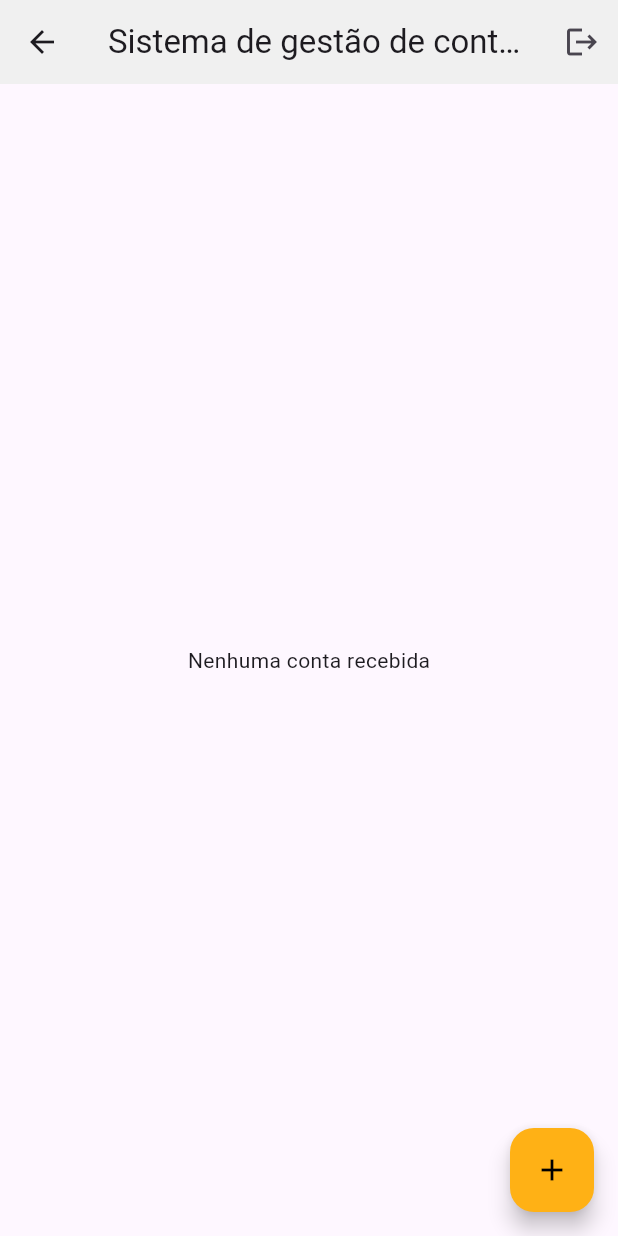
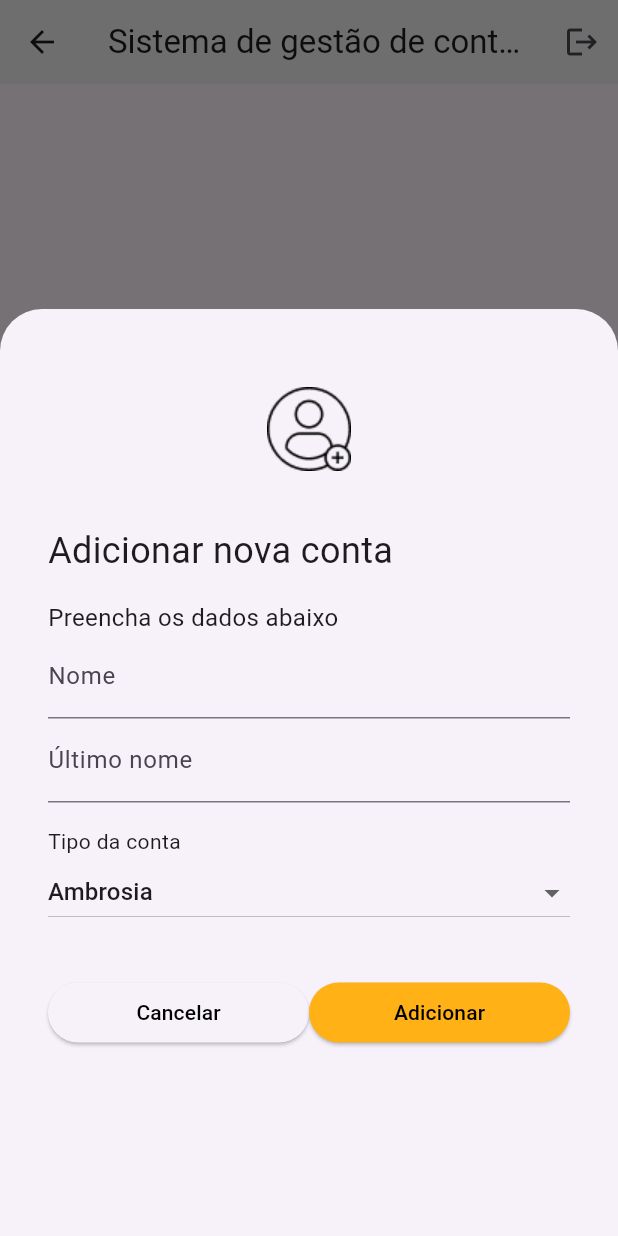
Before and after one commit to FelipeEsteves007/Flutter-AppBank, a Flutter app: the HomeScreen screen opened by its route, after a tap on the "add" icon, on a phone screen of 412 x 824 dp. Run offline on Flutter 3.47's test engine with Material 3 defaults, Android fonts, the phone set to English and light mode, and no system bars; network calls fail.

Commit message:
add modal

```diff
--- a/lib/ui/home_screen.dart
+++ b/lib/ui/home_screen.dart
@@ -3,6 +3,7 @@ import 'package:flutter_bank/models/account.dart';
 import 'package:flutter_bank/services/account_service.dart';
 import 'package:flutter_bank/ui/styles/colors.dart';
 import 'package:flutter_bank/ui/widgets/account_widget.dart';
+import 'package:flutter_bank/ui/widgets/add_account_modal.dart';
 
 class HomeScreen extends StatefulWidget {
   const HomeScreen({super.key});
@@ -35,7 +36,15 @@ class _HomeScreenState extends State<HomeScreen> {
         ],
       ),
       floatingActionButton: FloatingActionButton(
-        onPressed: () {},
+        onPressed: () {
+          showModalBottomSheet(context:
+           context,
+           isScrollControlled: true,
+           builder: (context) {
+            return AddAccountModal();
+          },
+        );
+      },
         backgroundColor: AppColors.orange,
         child:
           Icon(Icons.add, color:
--- /dev/null
+++ b/lib/ui/widgets/add_account_modal.dart
@@ -0,0 +1,163 @@
+import 'package:flutter/material.dart';
+import 'package:flutter_bank/models/account.dart';
+import 'package:flutter_bank/services/account_service.dart';
+import 'package:flutter_bank/ui/styles/colors.dart';
+import 'package:uuid/uuid.dart';
+
+class AddAccountModal extends StatefulWidget {
+  const AddAccountModal({super.key});
+
+  @override
+  State<AddAccountModal> createState() => _AddAccountModalState();
+}
+
+class _AddAccountModalState extends State<AddAccountModal> {
+  String _accountType = "AMBROSIA";
+
+  TextEditingController _nameController = TextEditingController();
+  TextEditingController _lastController = TextEditingController();
+
+  bool isLoading = false;
+
+  @override
+  Widget build(BuildContext context) {
+    return Container(
+      height: MediaQuery.of(context).size.height * 0.75,
+      padding: EdgeInsets.only(
+        left: 32,
+        right: 32,
+        top: 32,
+        bottom: MediaQuery.of(context).viewInsets.bottom,
+      ),
+      child: SingleChildScrollView(
+        child: Column(
+          crossAxisAlignment: CrossAxisAlignment.stretch,
+          children: [
+            SizedBox(height: 16),
+            Center(
+              child: Image.asset(
+                "assets/imagens/icon_add_account.png",
+                width: 64,
+              ),
+            ),
+            const SizedBox(height: 32),
+            const Text(
+              "Adicionar nova conta",
+              style: TextStyle(fontSize: 24, fontWeight: FontWeight.w400),
+            ),
+            const SizedBox(height: 16),
+            const Text(
+              "Preencha os dados abaixo",
+              style: TextStyle(fontSize: 16, fontWeight: FontWeight.w400),
+            ),
+            TextField(
+              controller: _nameController,
+              decoration: InputDecoration(
+                label: Text("Nome")
+              ),
+            ),
+            TextField(
+              controller: _lastController,
+              decoration: InputDecoration(
+                label: Text("Último nome")
+              ),
+            ),
+            SizedBox(height: 16,),
+            Text("Tipo da conta"),
+            DropdownButton<String>(
+              value: _accountType,
+              isExpanded: true,
+              items: const [
+                DropdownMenuItem(
+                value: "AMBROSIA",
+                child: Text("Ambrosia"),
+              ),
+              DropdownMenuItem(
+                value: "CANJICA",
+                child: Text("Canjica"),
+              ),
+              DropdownMenuItem(
+                value: "BRIGADEIRO",
+                child: Text("Brigadeiro"),
+              ),
+              DropdownMenuItem(
+                value: "PUDIM",
+                child: Text("Pudim"),
+              ),
+            ],
+              onChanged: (valor) {
+                if (valor != null){
+                setState(() {
+                  _accountType = valor;
+                });
+                }
+              },
+            ),
+            const SizedBox(height: 32,),
+            Row(
+              children: [
+                Expanded(child: ElevatedButton(
+                  onPressed: () {
+                    onButtonCancelClicked();
+                  }, child: Text(
+                    "Cancelar",
+                    style: TextStyle(color: Colors.black),
+                ),
+              )
+            ),
+                Expanded(child: ElevatedButton(
+                  onPressed: (isLoading)
+                  ? null
+                  :() {
+                    onButtonSendClicled();
+                  },
+                  style: ButtonStyle(
+                    backgroundColor: WidgetStatePropertyAll(AppColors.orange)
+                  ),
+                  child: (isLoading)
+                  ? CircularProgressIndicator()
+                  : Text(
+                    "Adicionar",
+                    style: TextStyle(color: Colors.black),
+                  ),
+                )
+              ),
+              ],
+            )
+          ],
+        ),
+      ),
+    );
+  }
+
+  onButtonCancelClicked(){
+    if (!isLoading){
+      Navigator.pop(context);
+    }
+  }
+
+  onButtonSendClicled() async {
+    if (!isLoading){
+        setState(() {
+      isLoading = true;
+    });
+    String name = _nameController.text;
+    String lastName = _lastController.text;
+
+    Account account = Account(
+      id: Uuid().v1(),
+      name: name,
+      lastName: lastName,
+      balance: 0,
+      accountType: _accountType,
+    );
+
+    await AccountService().addAccount(account);
+    closeModal();
+
+    }
+  }
+    closeModal(){
+      Navigator.pop(context);
+  }
+}
```
